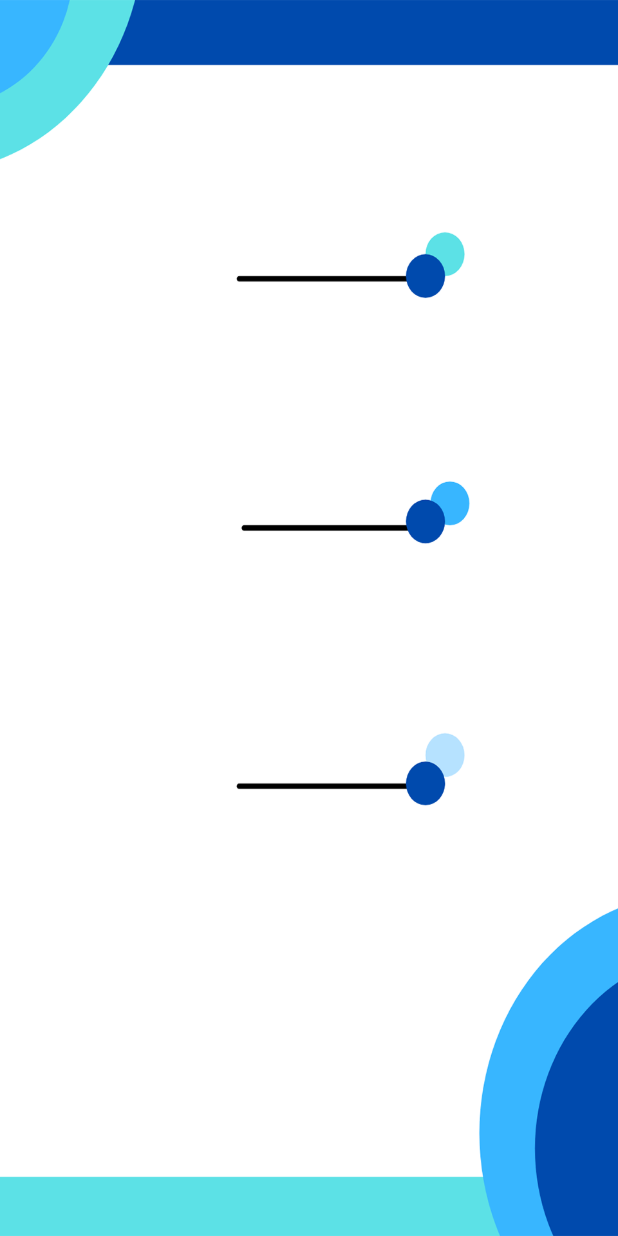
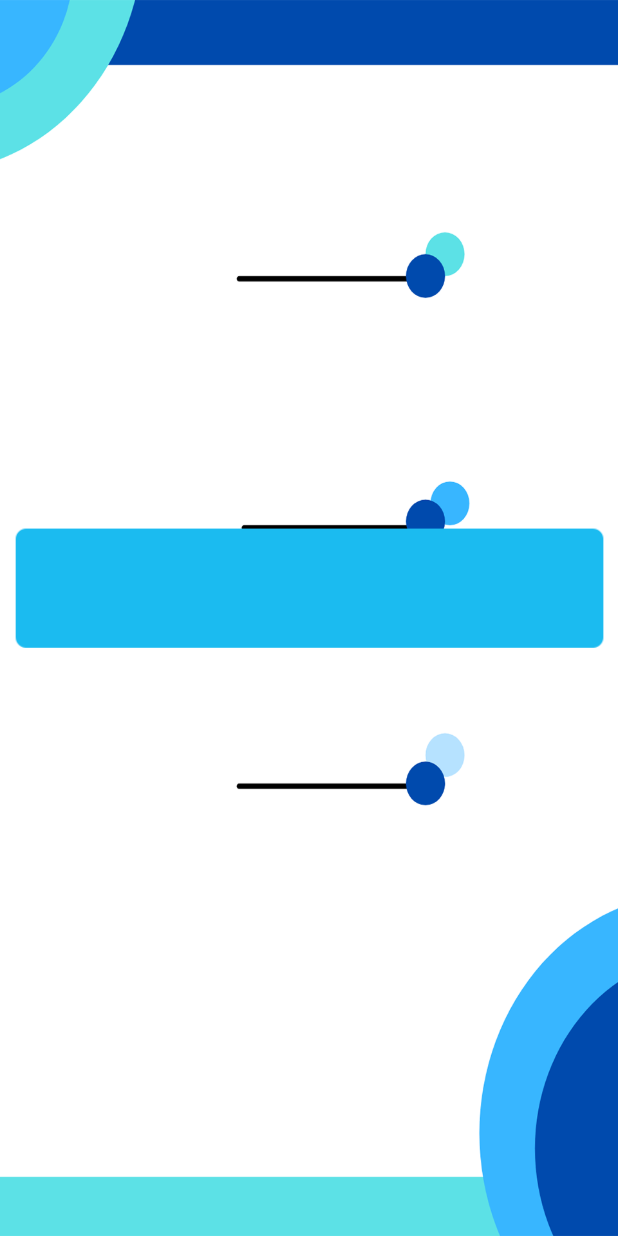
Before and after one commit to bunnybunbun37204/menukunmae-flutter, a Flutter app: the MainMenu screen opened directly, on a phone screen of 412 x 824 dp. Run offline on Flutter 3.47's test engine with Material 2 defaults, Android fonts, the phone set to English and light mode, and no system bars.

Commit message:
add image btn api

```diff
--- a/lib/screens/main_menu.dart
+++ b/lib/screens/main_menu.dart
@@ -1,5 +1,6 @@
 import 'package:flutter/material.dart';
 import 'package:menukunmae/tools/widgets/widgets.dart';
+import 'dart:developer' as dev;
 
 class MainMenu extends StatefulWidget {
   const MainMenu({Key? key}) : super(key: key);
@@ -9,9 +10,17 @@ class MainMenu extends StatefulWidget {
 }
 
 class _MainMenuState extends State<MainMenu> {
-
   Widget showBackground() {
     return AppWidget.backgroundWidget(imagePath: "assets/images/bg_2.png");
+  }
+
+  Widget showBtnTest() {
+    return AppWidget.imageButton(
+        imagePath: "assets/images/btn_test.png", onClick: _testBtn, scale: 3);
+  }
+
+  void _testBtn() {
+    dev.log("Click", name: "btn-test");
   }
 
   @override
@@ -20,9 +29,7 @@ class _MainMenuState extends State<MainMenu> {
       body: SafeArea(
           child: Center(
               child: Stack(
-        children: <Widget>[
-          showBackground()
-        ],
+        children: <Widget>[showBackground(), showBtnTest()],
       ))),
     );
   }
--- a/lib/tools/widgets/widgets.dart
+++ b/lib/tools/widgets/widgets.dart
@@ -21,4 +21,18 @@ class AppWidget {
           image: DecorationImage(image: AssetImage(imagePath), scale: scale)),
     );
   }
+
+  /// Image widget by path [imagePath] and scale [scale]
+  ///
+  /// author `Bunyawat Naunnak`
+  static Widget imageButton({required String imagePath, Function()? onClick, double scale = 1.0}) {
+    return ConstrainedBox(
+      constraints: const BoxConstraints.expand(),
+      child: IconButton(
+        onPressed: onClick,
+        icon: Image.asset(imagePath),
+        padding: const EdgeInsets.all(0.0),
+      ),
+    );
+  }
 }
--- a/pubspec.yaml
+++ b/pubspec.yaml
@@ -62,6 +62,7 @@ flutter:
     - assets/images/bg.png
     - assets/images/bg_2.png
     - assets/images/kunmae.png
+    - assets/images/btn_test.png
     - assets/data/food.json
 
   # An image asset can refer to one or more resolution-specific "variants", see
```
Also changed, not shown: assets/images/btn_test.png (added).
